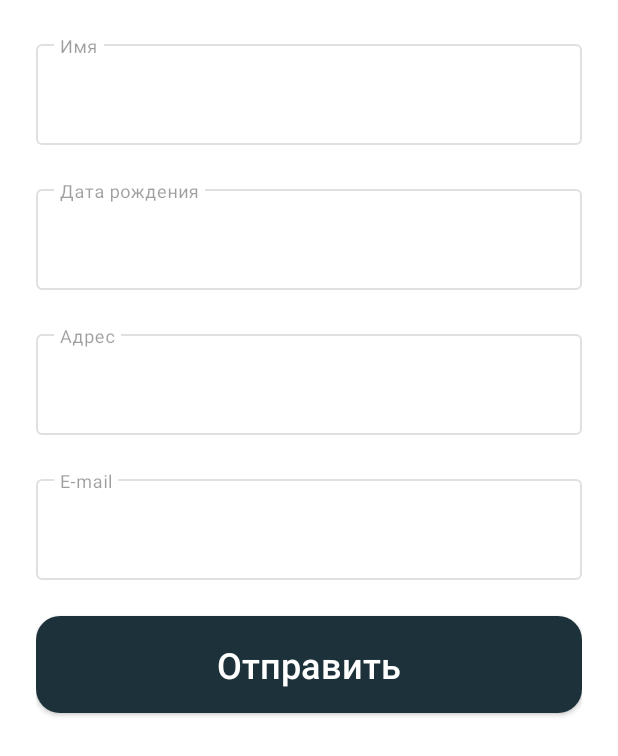
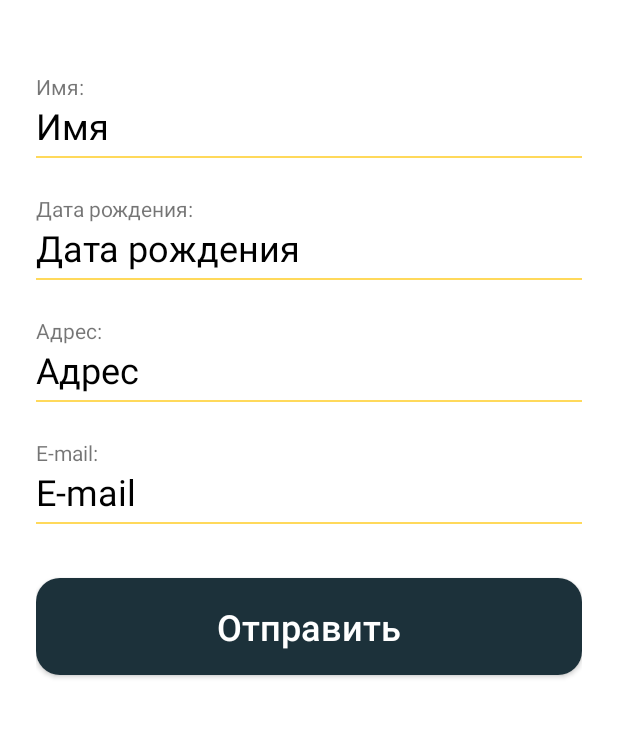
Before and after one commit to myasnick-off/Bookworm, an Android app: the fragment InfoFragment placed in its activity, on a phone screen of 412 x 824 dp. Shown: the top 756 px of the screen. Run offline under Robolectric (Android 15) with nearby library versions, the phone set to English and light mode, and no system bars; 4 statements that could not run were skipped.

Commit message:
resolved code review threads

```diff
--- a/app/src/main/java/com/dev/miasnikoff/bookworm/main/MainActivity.kt
+++ b/app/src/main/java/com/dev/miasnikoff/bookworm/main/MainActivity.kt
@@ -7,7 +7,7 @@ import androidx.fragment.app.Fragment
 import androidx.fragment.app.FragmentTransaction
 import com.dev.miasnikoff.bookworm.R
 import com.dev.miasnikoff.bookworm.databinding.ActivityMainBinding
-import com.dev.miasnikoff.bookworm.utils.PrefsHandler
+import com.dev.miasnikoff.bookworm.utils.ThemePrefsHandler
 
 class MainActivity : AppCompatActivity() {
     override fun onCreate(savedInstanceState: Bundle?) {
@@ -20,8 +20,8 @@ class MainActivity : AppCompatActivity() {
     }
 
     private fun loadTheme() {
-        val themePrefs = PrefsHandler(this)
-        AppCompatDelegate.setDefaultNightMode(themePrefs.loadInt(PrefsHandler.THEME_KEY))
+        val themePrefs = ThemePrefsHandler(this)
+        AppCompatDelegate.setDefaultNightMode(themePrefs.appTheme.id)
     }
 
     private fun navigateToFragment(fragment: Fragment) {
--- a/app/src/main/java/com/dev/miasnikoff/bookworm/main/MainFragment.kt
+++ b/app/src/main/java/com/dev/miasnikoff/bookworm/main/MainFragment.kt
@@ -31,7 +31,7 @@ class MainFragment : BaseFragment() {
 
     override fun onOptionsItemSelected(item: MenuItem): Boolean {
         when(item.itemId) {
-            R.id.menu_settings -> navigateToFragment(
+            R.id.menu_settings -> openFragment(
                 R.id.main_container,
                 SettingsFragment.newInstance(),
                 true
--- a/app/src/main/java/com/dev/miasnikoff/bookworm/utils/PrefsHandler.kt
+++ /dev/null
@@ -1,19 +0,0 @@
-package com.dev.miasnikoff.bookworm.utils
-
-import android.content.Context
-
-class PrefsHandler(context: Context) {
-
-    private val prefs = context.getSharedPreferences(SETTINGS_PREFS, Context.MODE_PRIVATE)
-
-    fun save(key: String, number: Int) {
-        prefs.edit().putInt(key, number).apply()
-    }
-
-    fun loadInt(key: String): Int = prefs.getInt(key, -1)
-
-    companion object {
-        private const val SETTINGS_PREFS = "settings_prefs"
-        const val THEME_KEY = "theme_key"
-    }
-}
--- /dev/null
+++ b/app/src/main/java/com/dev/miasnikoff/bookworm/utils/ThemePrefsHandler.kt
@@ -0,0 +1,23 @@
+package com.dev.miasnikoff.bookworm.utils
+
+import android.content.Context
+
+class ThemePrefsHandler(context: Context) {
+
+    private val prefs = context.getSharedPreferences(SETTINGS_PREFS, Context.MODE_PRIVATE)
+
+    val appTheme: Themes
+        get() {
+            val name = prefs.getString(THEME_KEY, Themes.AS_SYSTEM.name)
+            return name?.let { Themes.valueOf(it) } ?: Themes.AS_SYSTEM
+        }
+
+    fun save(appTheme: Themes) {
+        prefs.edit().putString(THEME_KEY, appTheme.name).apply()
+    }
+
+    companion object {
+        private const val SETTINGS_PREFS = "settings_prefs"
+        private const val THEME_KEY = "theme_key"
+    }
+}
--- a/app/src/main/res/drawable/ic_settings_24.xml
+++ b/app/src/main/res/drawable/ic_settings_24.xml
@@ -1,7 +1,7 @@
 <vector xmlns:android="http://schemas.android.com/apk/res/android"
     android:width="24dp"
     android:height="24dp"
-    android:tint="#000000"
+    android:tint="?attr/colorControlNormal"
     android:viewportWidth="24"
     android:viewportHeight="24">
     <path
--- a/app/src/main/res/layout/fragment_create.xml
+++ b/app/src/main/res/layout/fragment_create.xml
@@ -5,14 +5,11 @@
 
     <androidx.appcompat.widget.AppCompatButton
         android:id="@+id/create_button"
-        android:layout_width="wrap_content"
+        android:layout_width="match_parent"
         android:layout_height="wrap_content"
         android:layout_gravity="center"
         android:layout_marginHorizontal="@dimen/margin_24"
-        android:padding="@dimen/padding_36"
         android:text="@string/create_user"
-        android:textAllCaps="false"
-        android:textColor="@color/white"
         android:textSize="@dimen/text_xl" />
 
 </FrameLayout>
--- a/app/src/main/res/layout/fragment_edit.xml
+++ b/app/src/main/res/layout/fragment_edit.xml
@@ -84,10 +84,6 @@
         android:layout_width="match_parent"
         android:layout_height="wrap_content"
         android:layout_marginTop="@dimen/margin_24"
-        android:padding="@dimen/padding_16"
-        android:text="@string/save"
-        android:textAllCaps="false"
-        android:textColor="@color/white"
-        android:textSize="@dimen/text_l" />
+        android:text="@string/save" />
 
 </LinearLayout>
--- a/app/src/main/res/layout/fragment_info.xml
+++ b/app/src/main/res/layout/fragment_info.xml
@@ -1,88 +1,99 @@
 <?xml version="1.0" encoding="utf-8"?>
 <LinearLayout xmlns:android="http://schemas.android.com/apk/res/android"
-    xmlns:app="http://schemas.android.com/apk/res-auto"
     android:layout_width="match_parent"
     android:layout_height="match_parent"
     android:orientation="vertical"
     android:padding="@dimen/padding_24">
 
-    <com.google.android.material.textfield.TextInputLayout
-        android:layout_width="match_parent"
+    <TextView
+        android:id="@+id/name_label"
+        android:layout_width="wrap_content"
         android:layout_height="wrap_content"
-        android:enabled="false"
-        android:hint="@string/user_name"
-        app:expandedHintEnabled="false">
+        android:layout_marginTop="@dimen/margin_24"
+        android:text="@string/user_name_label" />
 
-        <com.google.android.material.textfield.TextInputEditText
-            android:id="@+id/name_edit_text"
-            android:layout_width="match_parent"
-            android:layout_height="match_parent"
-            android:textColor="@color/black"
+    <TextView
+        android:id="@+id/name_text"
+        android:layout_width="wrap_content"
+        android:layout_height="wrap_content"
+        android:text="@string/user_name"
+        android:textColor="?attr/textOutlineColor"
         android:textSize="@dimen/text_l" />
 
-    </com.google.android.material.textfield.TextInputLayout>
+    <View
+        android:layout_width="match_parent"
+        android:layout_height="1dp"
+        android:layout_marginTop="@dimen/margin_4"
+        android:background="?attr/colorOnSecondary" />
 
-    <com.google.android.material.textfield.TextInputLayout
-        android:layout_width="match_parent"
+    <TextView
+        android:id="@+id/berth_label"
+        android:layout_width="wrap_content"
         android:layout_height="wrap_content"
         android:layout_marginTop="@dimen/margin_24"
-        android:enabled="false"
-        android:hint="@string/berth_date"
-        app:expandedHintEnabled="false">
+        android:text="@string/user_berth_label" />
 
-        <com.google.android.material.textfield.TextInputEditText
-            android:id="@+id/berth_edit_text"
-            android:layout_width="match_parent"
-            android:layout_height="match_parent"
-            android:textColor="@color/black"
+    <TextView
+        android:id="@+id/berth_text"
+        android:layout_width="wrap_content"
+        android:layout_height="wrap_content"
+        android:text="@string/berth_date"
+        android:textColor="?attr/textOutlineColor"
         android:textSize="@dimen/text_l" />
 
-    </com.google.android.material.textfield.TextInputLayout>
+    <View
+        android:layout_width="match_parent"
+        android:layout_height="1dp"
+        android:layout_marginTop="@dimen/margin_4"
+        android:background="?attr/colorOnSecondary" />
 
-    <com.google.android.material.textfield.TextInputLayout
-        android:layout_width="match_parent"
+    <TextView
+        android:id="@+id/address_label"
+        android:layout_width="wrap_content"
         android:layout_height="wrap_content"
         android:layout_marginTop="@dimen/margin_24"
-        android:enabled="false"
-        android:hint="@string/address"
-        app:expandedHintEnabled="false">
+        android:text="@string/user_address_label" />
 
-        <com.google.android.material.textfield.TextInputEditText
-            android:id="@+id/address_edit_text"
-            android:layout_width="match_parent"
-            android:layout_height="match_parent"
-            android:maxLines="2"
-            android:textColor="@color/black"
+    <TextView
+        android:id="@+id/address_text"
+        android:layout_width="wrap_content"
+        android:layout_height="wrap_content"
+        android:text="@string/address"
+        android:textColor="?attr/textOutlineColor"
         android:textSize="@dimen/text_l" />
 
-    </com.google.android.material.textfield.TextInputLayout>
+    <View
+        android:layout_width="match_parent"
+        android:layout_height="1dp"
+        android:layout_marginTop="@dimen/margin_4"
+        android:background="?attr/colorOnSecondary" />
 
-    <com.google.android.material.textfield.TextInputLayout
-        android:layout_width="match_parent"
+    <TextView
+        android:id="@+id/email_label"
+        android:layout_width="wrap_content"
         android:layout_height="wrap_content"
         android:layout_marginTop="@dimen/margin_24"
-        android:enabled="false"
-        android:hint="@string/email"
-        app:expandedHintEnabled="false">
+        android:text="@string/user_email_label" />
 
-        <com.google.android.material.textfield.TextInputEditText
-            android:id="@+id/email_edit_text"
-            android:layout_width="match_parent"
-            android:layout_height="match_parent"
-            android:textColor="@color/black"
+    <TextView
+        android:id="@+id/email_text"
+        android:layout_width="wrap_content"
+        android:layout_height="wrap_content"
+        android:text="@string/email"
+        android:textColor="?attr/textOutlineColor"
         android:textSize="@dimen/text_l" />
 
-    </com.google.android.material.textfield.TextInputLayout>
+    <View
+        android:layout_width="match_parent"
+        android:layout_height="1dp"
+        android:layout_marginTop="@dimen/margin_4"
+        android:background="?attr/colorOnSecondary" />
 
     <androidx.appcompat.widget.AppCompatButton
         android:id="@+id/send_button"
         android:layout_width="match_parent"
         android:layout_height="wrap_content"
-        android:layout_marginTop="@dimen/margin_24"
-        android:padding="@dimen/padding_16"
-        android:text="@string/send"
-        android:textAllCaps="false"
-        android:textColor="@color/white"
-        android:textSize="@dimen/text_l" />
+        android:layout_marginTop="@dimen/margin_36"
+        android:text="@string/send" />
 
 </LinearLayout>
--- a/app/src/main/res/layout/fragment_settings.xml
+++ b/app/src/main/res/layout/fragment_settings.xml
@@ -4,6 +4,9 @@
     xmlns:tools="http://schemas.android.com/tools"
     android:layout_width="match_parent"
     android:layout_height="match_parent"
+    android:background="?attr/colorSurface"
+    android:clickable="true"
+    android:focusable="true"
     android:orientation="vertical">
 
     <com.google.android.material.appbar.AppBarLayout
--- a/app/src/main/res/values-night/themes.xml
+++ b/app/src/main/res/values-night/themes.xml
@@ -12,5 +12,7 @@
         <!-- Status bar color. -->
         <item name="android:statusBarColor" >?attr/colorPrimary</item>
         <item name="textFillColor">@color/black</item>
+        <item name="textOutlineColor">@color/white</item>
+        <item name="colorControlNormal">@color/black</item>
     </style>
 </resources>
--- a/app/src/main/res/values-v29/themes.xml
+++ b/app/src/main/res/values-v29/themes.xml
@@ -8,5 +8,6 @@
         <item name="toolbarStyle">@style/BookwormToolbar</item>
         <item name="textInputOutlinedExposedDropdownMenuStyle">@style/BookwormDropdownMenu</item>
         <item name="android:forceDarkAllowed">false</item>
+        <item name="toolbarNavigationButtonStyle">@style/BookwormToolbarButton</item>
     </style>
 </resources>
--- a/app/src/main/res/values/dimens.xml
+++ b/app/src/main/res/values/dimens.xml
@@ -7,4 +7,6 @@
     <dimen name="padding_16">16dp</dimen>
     <dimen name="padding_8">8dp</dimen>
     <dimen name="margin_24">24dp</dimen>
+    <dimen name="margin_36">36dp</dimen>
+    <dimen name="margin_4">4dp</dimen>
 </resources>
--- a/app/src/main/res/values/strings.xml
+++ b/app/src/main/res/values/strings.xml
@@ -18,4 +18,8 @@
     <string name="night_mode">Темная тема</string>
     <string name="system_mode">Как в системе</string>
     <string name="settings">Настройки</string>
+    <string name="user_name_label">Имя:</string>
+    <string name="user_berth_label">Дата рождения:</string>
+    <string name="user_address_label">Адрес:</string>
+    <string name="user_email_label">E-mail:</string>
 </resources>
--- a/app/src/main/res/values/themes.xml
+++ b/app/src/main/res/values/themes.xml
@@ -6,6 +6,7 @@
         <item name="textInputStyle">@style/BookwormTextInputLayout</item>
         <item name="toolbarStyle">@style/BookwormToolbar</item>
         <item name="textInputOutlinedExposedDropdownMenuStyle">@style/BookwormDropdownMenu</item>
+        <item name="toolbarNavigationButtonStyle">@style/BookwormToolbarButton</item>
     </style>
 
     <style name="Theme.Bookworm" parent="Theme.Bookworm.Base">
@@ -20,21 +21,32 @@
         <!-- Status bar color. -->
         <item name="android:statusBarColor" >?attr/colorPrimary</item>
         <item name="textFillColor">@color/white</item>
+        <item name="textOutlineColor">@color/black</item>
+        <item name="colorControlNormal">@color/white</item>
     </style>
 
     <style name="BookwormButton" parent="Widget.AppCompat.Button">
         <item name="android:background">@drawable/button_shape</item>
+        <item name="android:textColor">?attr/textFillColor</item>
+        <item name="android:textSize">@dimen/text_l</item>
+        <item name="android:textAllCaps">false</item>
+        <item name="android:padding">@dimen/padding_16</item>
     </style>
 
     <style name="BookwormTextInputLayout" parent="Widget.MaterialComponents.TextInputLayout.OutlinedBox">
         <item name="startIconTint">?attr/colorSecondary</item>
         <item name="endIconTint">?attr/colorSecondary</item>
         <item name="hintTextColor">?attr/colorSecondary</item>
+        <item name="android:textColor">?attr/textFillColor</item>
     </style>
 
     <style name="BookwormToolbar" parent="Widget.MaterialComponents.Toolbar.Primary">
         <item name="android:background">?attr/colorPrimary</item>
         <item name="titleTextColor">?attr/textFillColor</item>
+    </style>
+
+    <style name="BookwormToolbarButton" parent="Widget.AppCompat.Toolbar.Button.Navigation">
+        <item name="iconTint">?attr/controlBackground</item>
     </style>
 
     <style name="BookwormDropdownMenu" parent="@style/Widget.MaterialComponents.TextInputLayout.OutlinedBox.ExposedDropdownMenu">
```
Also changed, not shown: app/src/main/java/com/dev/miasnikoff/bookworm/core/BaseFragment.kt (+15 -0 lines), app/src/main/java/com/dev/miasnikoff/bookworm/info/InfoFragment.kt (+4 -4 lines), app/src/main/java/com/dev/miasnikoff/bookworm/settings/SettingsFragment.kt (+16 -16 lines), app/src/main/java/com/dev/miasnikoff/bookworm/utils/Themes.kt (+0 -7 lines). Lines whose indentation alone changed are shown as unchanged.
